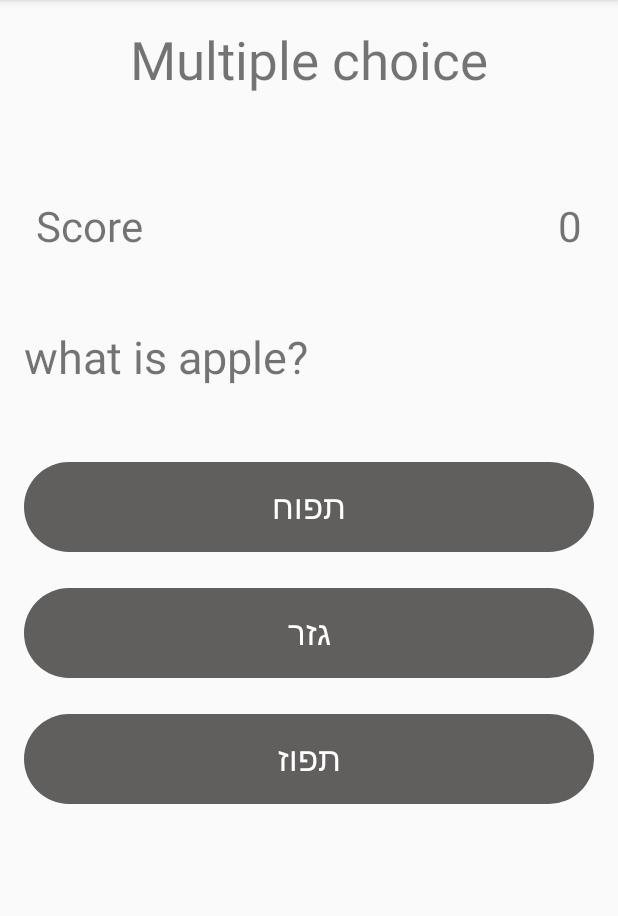
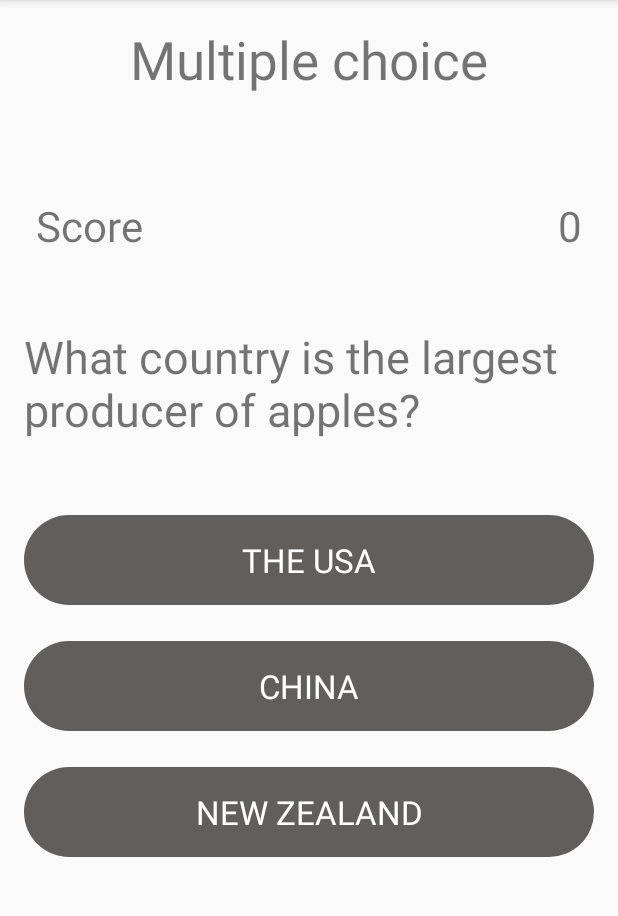
Before and after one commit to idangu/project, an Android app: the MainActivity screen opened directly, with no data from a screen before it, on a phone screen of 412 x 824 dp, the part 84-1000 px from its top. Run offline under Robolectric (Android 15) with nearby library versions, the phone set to English and light mode, and no system bars; Roboto replaces fonts that are not available here; 1 statement that could not run was skipped.

Commit message:
add score

```diff
--- a/app/src/main/AndroidManifest.xml
+++ b/app/src/main/AndroidManifest.xml
@@ -10,6 +10,9 @@
         android:supportsRtl="true"
         android:theme="@style/Theme.MyApplication">
         <activity
+            android:name=".enterYourName"
+            android:exported="false" />
+        <activity
             android:name=".matching_game"
             android:exported="false" />
         <activity
@@ -21,7 +24,9 @@
                 <category android:name="android.intent.category.LAUNCHER" />
             </intent-filter>
         </activity>
+
         <service android:name=".BackgroundSoundService" />
+
         <activity
             android:name=".MainActivity"
             android:exported="true" />
--- a/app/src/main/java/com/example/myapplication/MainActivity.java
+++ b/app/src/main/java/com/example/myapplication/MainActivity.java
@@ -1,5 +1,6 @@
 package com.example.myapplication;
 
+import android.app.Activity;
 import android.content.Intent;
 import android.graphics.Color;
 import android.os.Bundle;
@@ -22,9 +23,8 @@ public class MainActivity extends AppCompatActivity {
     private Button mButtonChoice1;
     private Button mButtonChoice2;
     private Button mButtonChoice3;
-
     private String mAnswer;
-    private int mScore = 0;
+    private int mScore;
     private int mQuestionNumber = 0;
 
 
@@ -52,13 +52,18 @@ public class MainActivity extends AppCompatActivity {
         items.put("res/drawable/service.png", 16);
         items.put("res/drawable/student.png", 17);
         String NameOfImage = getIntent().getStringExtra("NAME_OF_IMAGE");
-        mScore = getIntent().getIntExtra("SCORE",0);
+        mScore = getIntent().getIntExtra("score",0);
         mQuestionNumber = (int) items.get(NameOfImage);
         mScoreView = findViewById(R.id.score);
         mQuestionView = findViewById(R.id.question);
         mButtonChoice1 = findViewById(R.id.choice1);
         mButtonChoice2 = findViewById(R.id.choice2);
         mButtonChoice3 = findViewById(R.id.choice3);
+        mScoreView.setText(Integer.toString(mScore));
+        Intent resultIntent = new Intent();
+        resultIntent.putExtra("scoreGame", mScore);
+        setResult(Activity.RESULT_OK, resultIntent);
+
 
 
         updateQuestion();
--- a/app/src/main/java/com/example/myapplication/QuestionLibrary.java
+++ b/app/src/main/java/com/example/myapplication/QuestionLibrary.java
@@ -2,50 +2,50 @@ package com.example.myapplication;
 
 public class QuestionLibrary {
     private String mQuestions[] = {
-            "what is apple?",
-            "what is orange?",
-            "what is avokado?",
-            "what is cherry?",
-            "what is pear?",
-            "what is banana?",
-            "what is doga?",
-            "what is dogb?",
-            "what is dogc?",
-            "what is dogd?",
-            "what is doge?",
-            "what is dogf?",
-            "what is proa?",
+            "What country is the largest producer of apples?",
+            "Which vitamin makes the orange juice excellent?",
+            "Where does the word avocado come from?",
+            "Sweet cherries which are raw have about 82%?",
+            "What is a pear?",
+            "Bananas are mostly picked when they are:",
+            "Which animal family do dogs belong to?",
+            "Can a cat see in total darkness?",
+            "Sharks are commonly found in seas at what depth?",
+            "How much water does a cow drink daily?",
+            "What are baby pigs known as?",
+            "In which season do bumblebees mate?",
+            "Which Italian city is famous for its pizza and spaghetti?",
             "what is prob?",
-            "what is proc?",
+            "How do puzzles help you?",
             "what is prod?",
-            "what is proe?",
+            "When was the transistor invented?",
             "what is prof?",
     };
 
     private int numOfQuestions = mQuestions.length;
 
     private String mChoices[][] = {
-            {"תפוח","גזר","תפוז"},
-            {"אפרסק","ענבים","תפוז"},
-            {"קלמנטינה","אגס","אבוקדו"},
-            {"מלון","דובדבן","אננס"},
-            {"אגס","תפוז","תות"},
-            {"ענבים","אפרסק","בננה"},
-            {"אריה","חתול","כלב"},
-            {"אריה","חתול","כלב"},
-            {"אריה","חתול","כלב"},
-            {"אריה","חתול","כלב"},
-            {"אריה","חתול","כלב"},
-            {"אריה","חתול","כלב"},
+            {"The USA","China","New Zealand"},
+            {"Vitamin A","Vitamin C","Vitamin B"},
+            {"Farsi","Greek","Spanish"},
+            {"Water","Sugar","Protein"},
+            {"A veggie","A fruit","A flower"},
+            {"Green","Brown","Yellow"},
+            {"Wolves","Lions","Coyotes"},
+            {"Yes","No","Maybe"},
+            {"2000 metres","4000 metres","3000 metres"},
+            {"8 gallons","3 gallons","About a bathtub full"},
+            {"Piglets","Wild boar","Babirusa"},
+            {"Winter","Spring","Autumn"},
+            {"Naples","Venice","Rome"},
             {"אריה","חתול","נמר"},
+            {"They help you learn numbers","They help exercise the brain","They are a time pass"},
             {"אריה","חתול","נמר"},
-            {"אריה","חתול","נמר"},
-            {"אריה","חתול","נמר"},
-            {"אריה","חתול","נמר"},
+            {"1946","1974","1947"},
             {"אריה","חתול","נמר"},
     };
 
-    private final String[] mCorrectAnswers = {"תפוח","תפוז","אבוקדו","דובדבן","אגס","בננה","כלב","כלב","כלב","כלב","כלב","כלב","נמר","נמר","נמר","נמר","נמר","נמר"};
+    private final String[] mCorrectAnswers = {"China","Vitamin C","Spanish","Water","A fruit","Green","Wolves","No","2000 metres","About a bathtub full","Piglets","Autumn","Naples","נמר","They help exercise the brain","נמר","1947","נמר"};
 
     public int getNumOfQuestions(){
         return numOfQuestions;
--- a/app/src/main/res/values/strings.xml
+++ b/app/src/main/res/values/strings.xml
@@ -16,4 +16,5 @@
     <string name="easyLevel">easy level</string>
     <string name="mediumLevel">medium level</string>
     <string name="hardLevel">hard level</string>
+    <string name="enterName">Please Enter Your Name:</string>
 </resources>
```
Also changed, not shown: app/src/main/java/com/example/myapplication/MainScreenApp.java (+18 -3 lines), app/src/main/java/com/example/myapplication/enterYourName.java (added, +13 -0 lines), app/src/main/java/com/example/myapplication/matching_game.java (+36 -26 lines), app/src/main/res/layout/activity_enter_your_name.xml (added, +23 -0 lines), app/src/main/res/layout/activity_matching_game.xml (+8 -3 lines), 1 other file.
